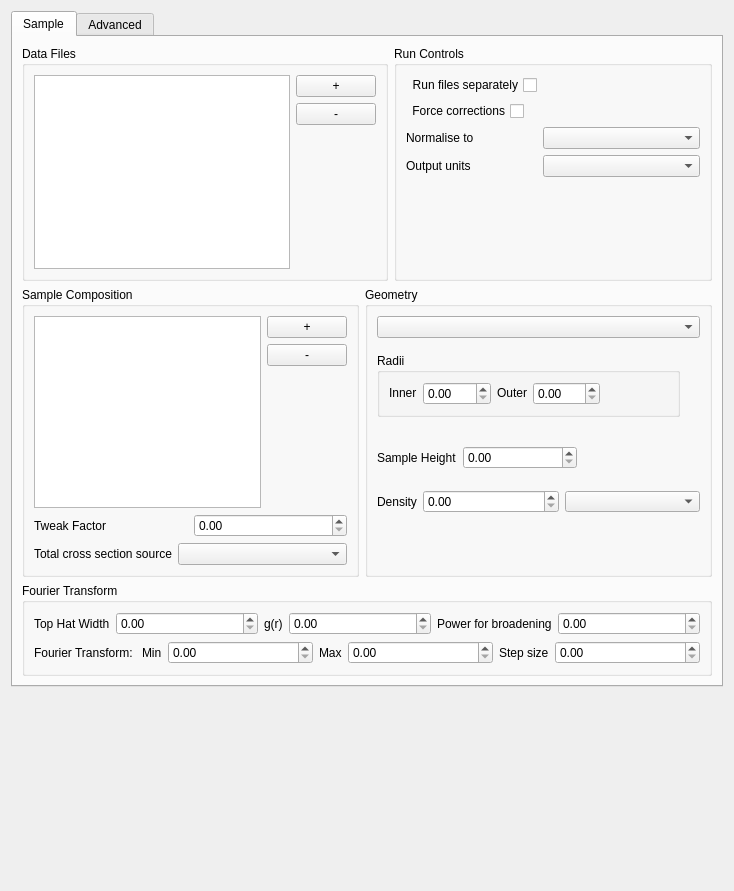
Before: the Qt Designer form src/gui/widgets/ui_files/sampleWidget.ui in disorderedmaterials/GudPy, drawn with Qt 5.
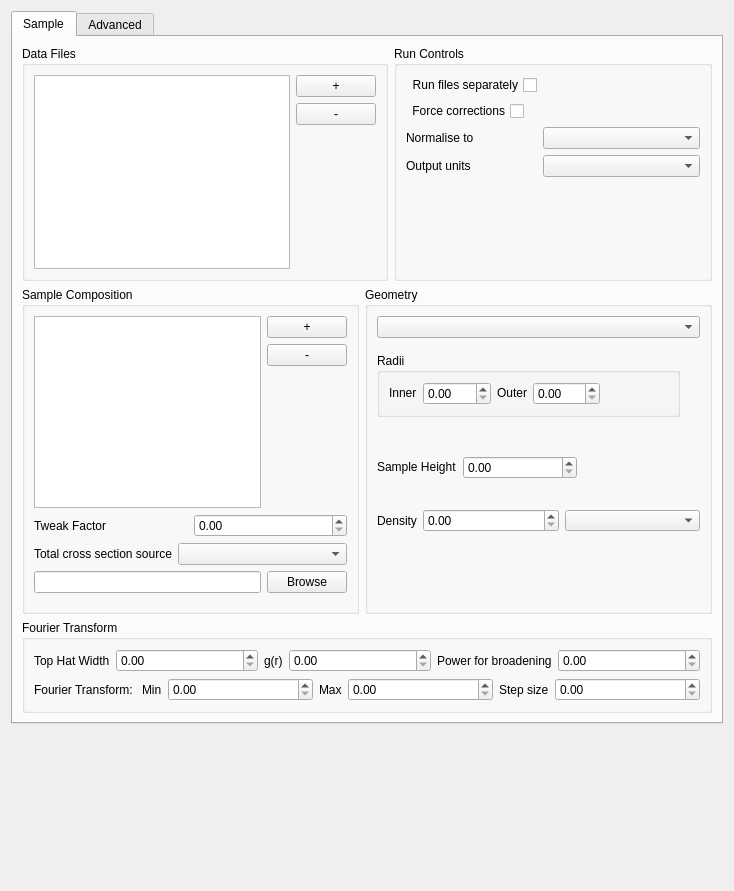
After: the same form once the commit is applied. Custom widgets are drawn as their Qt base class.

Commit message: feat: can enter/modify file for total cross section source in SampleWidget

The edit to the form file:
```diff
--- a/src/gui/widgets/ui_files/sampleWidget.ui
+++ b/src/gui/widgets/ui_files/sampleWidget.ui
@@ -357,6 +357,37 @@
               </item>
              </layout>
             </item>
+            <item>
+             <widget class="QWidget" name="crossSectionFileWidget" native="true">
+              <property name="sizePolicy">
+               <sizepolicy hsizetype="Expanding" vsizetype="Preferred">
+                <horstretch>0</horstretch>
+                <verstretch>0</verstretch>
+               </sizepolicy>
+              </property>
+              <layout class="QHBoxLayout" name="horizontalLayout_22">
+               <property name="leftMargin">
+                <number>0</number>
+               </property>
+               <property name="topMargin">
+                <number>0</number>
+               </property>
+               <property name="rightMargin">
+                <number>0</number>
+               </property>
+               <item>
+                <widget class="QLineEdit" name="crossSectionFileLineEdit"/>
+               </item>
+               <item>
+                <widget class="QPushButton" name="browseCrossSectionFileButton">
+                 <property name="text">
+                  <string>Browse</string>
+                 </property>
+                </widget>
+               </item>
+              </layout>
+             </widget>
+            </item>
            </layout>
           </widget>
          </item>
```
The commit also changes 1 other file.
